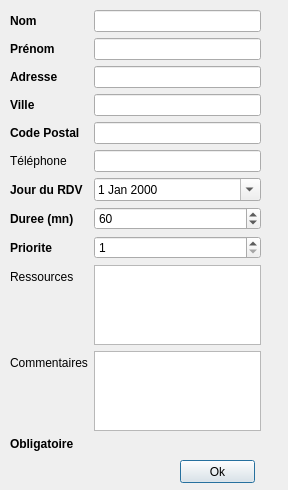
Above: TP_ASR/dialogclient.ui from RBFUZ/TP_STL before the change. Below: the same form after it.
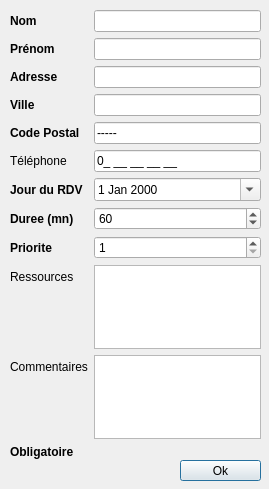
That is the form after the change.

Patch:
```diff
--- a/TP_ASR/dialogclient.ui
+++ b/TP_ASR/dialogclient.ui
@@ -6,8 +6,8 @@
    <rect>
     <x>0</x>
     <y>0</y>
-    <width>288</width>
-    <height>490</height>
+    <width>269</width>
+    <height>489</height>
    </rect>
   </property>
   <property name="windowTitle">
@@ -19,7 +19,7 @@
      <x>10</x>
      <y>10</y>
      <width>251</width>
-     <height>441</height>
+     <height>449</height>
     </rect>
    </property>
    <layout class="QFormLayout" name="formLayoutClient">
@@ -106,10 +106,10 @@
     <item row="4" column="1">
      <widget class="QLineEdit" name="leCp">
       <property name="inputMask">
-       <string>99999</string>
+       <string>99999;-</string>
       </property>
-      <property name="text">
-       <string/>
+      <property name="cursorPosition">
+       <number>0</number>
       </property>
      </widget>
     </item>
@@ -123,7 +123,7 @@
     <item row="5" column="1">
      <widget class="QLineEdit" name="leTel">
       <property name="inputMask">
-       <string>9999999999</string>
+       <string>\09 99 99 99 99;_</string>
       </property>
      </widget>
     </item>
@@ -236,8 +236,8 @@
     <rect>
      <x>180</x>
      <y>460</y>
-     <width>75</width>
-     <height>23</height>
+     <width>81</width>
+     <height>21</height>
     </rect>
    </property>
    <property name="text">
```
Left out of the diff: 19 changed lines with no effect on the pictures.
